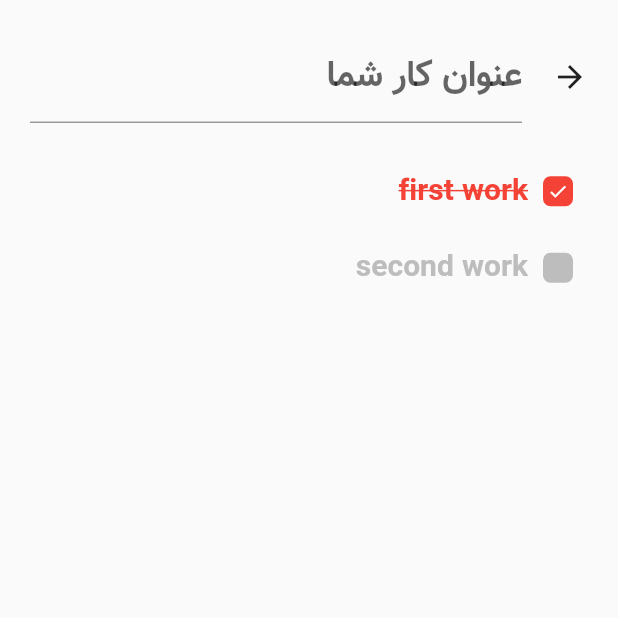
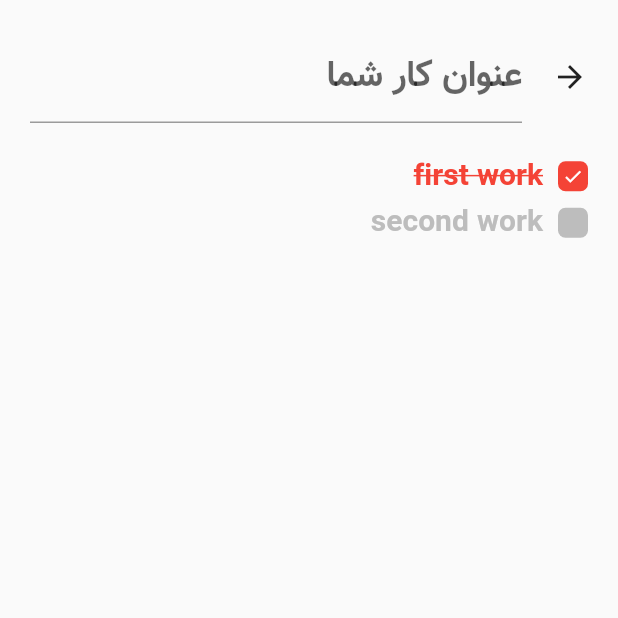
Before and after one commit to mojtaba2021/FirstFlutterApp, a Flutter app: the TaskScreen screen opened directly, on a phone screen of 412 x 824 dp, the top half of it. Run offline on Flutter 3.47's test engine with Material 2 defaults, Android fonts, the phone set to English and light mode, and no system bars.

Commit message:
Remove padding from todowidget

```diff
--- a/lib/widgets/todoWidget.dart
+++ b/lib/widgets/todoWidget.dart
@@ -1,5 +1,7 @@
+// ignore: file_names
 import 'package:flutter/material.dart';
 
+// ignore: must_be_immutable
 class TodoWidget extends StatelessWidget {
   String title;
   bool isDone;
@@ -9,7 +11,7 @@ class TodoWidget extends StatelessWidget {
   @override
   Widget build(BuildContext context) {
     return Container(
-      padding: EdgeInsets.all(10),
+
       child: Row(
         children: [
           Container(
```
